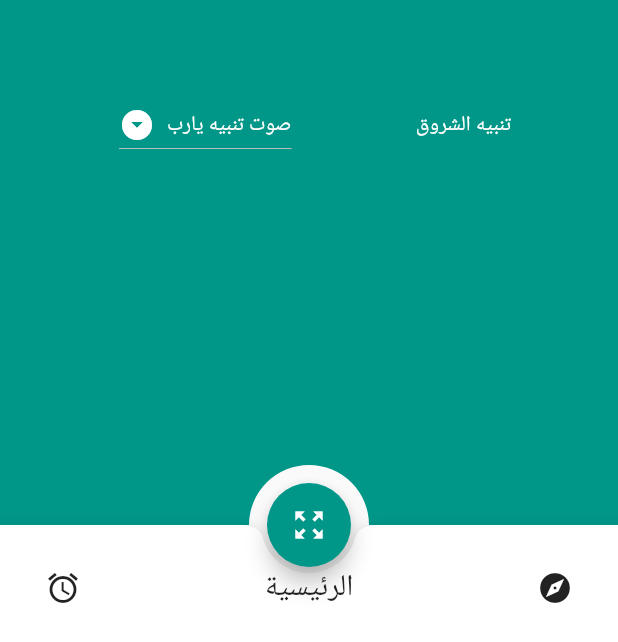
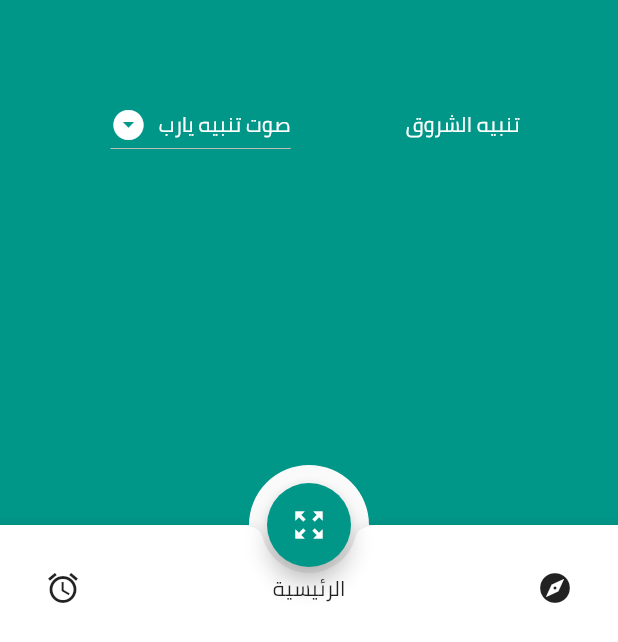
Before and after one commit to Reekoooo/flutter_task, a Flutter app: the screen it shows after launch, on a phone screen of 412 x 824 dp. Shown: the part 585-1227 px from the top of the screen. Run offline on Flutter 3.47's test engine with Material 2 defaults, Android fonts, the phone set to English and light mode, and no system bars.

Commit message:
added Cairo font

```diff
--- a/lib/main.dart
+++ b/lib/main.dart
@@ -9,6 +9,7 @@ class MyApp extends StatelessWidget {
     return MaterialApp(
       title: 'Flutter Demo',
       theme: ThemeData(
+        fontFamily: 'Cairo',
         primarySwatch: Colors.teal,
       ),
       home: MyHomePage(title: 'Flutter Demo Home Page'),
@@ -47,27 +48,32 @@ class _MyHomePageState extends State<MyHomePage> {
                 child: Row(
                   children: <Widget>[
                     Spacer(),
-
                     Padding(
                       padding: const EdgeInsets.all(8.0),
                       child: Directionality(
                         textDirection: TextDirection.rtl,
                         child: Theme(
-                          data: ThemeData(
-                              fontFamily: "Encode Sans", //my custom font
-                              canvasColor: Colors.teal,),
-
+                          data: Theme.of(context).copyWith(
+                            canvasColor: Colors.teal,
+                          ),
                           child: DropdownButton<String>(
-                            style: TextStyle(color: Colors.white),
-                            icon: Icon(Icons.arrow_drop_down_circle,color: Colors.white,),
+                            style: TextStyle(color: Colors.white,fontFamily: 'Cairo'),
+                            icon: Icon(
+                              Icons.arrow_drop_down_circle,
+                              color: Colors.white,
+                            ),
                             value: dropdownValue,
                             onChanged: (String newValue) {
                               setState(() {
                                 dropdownValue = newValue;
                               });
                             },
-                            items: <String>['صوت تنبيه يارب', 'صوت تنبيه 2', 'صوت تنبيه 3', 'صوت تنبيه 4']
-                                .map<DropdownMenuItem<String>>((String value) {
+                            items: <String>[
+                              'صوت تنبيه يارب',
+                              'صوت تنبيه 2',
+                              'صوت تنبيه 3',
+                              'صوت تنبيه 4'
+                            ].map<DropdownMenuItem<String>>((String value) {
                               return DropdownMenuItem<String>(
                                 value: value,
                                 child: Padding(
@@ -80,12 +86,12 @@ class _MyHomePageState extends State<MyHomePage> {
                         ),
                       ),
                     ),
-
                     Spacer(),
-                    Text(" تنبيه الشروق" ,style: TextStyle(color: Colors.white),),
+                    Text(
+                      " تنبيه الشروق",
+                      style: TextStyle(color: Colors.white),
+                    ),
                     Spacer(),
-
-
                   ],
                 ),
               ),
@@ -95,10 +101,8 @@ class _MyHomePageState extends State<MyHomePage> {
       ),
       floatingActionButtonLocation: FloatingActionButtonLocation.centerDocked,
       floatingActionButton: FloatingActionButton(
-        child: Icon(Icons.zoom_out_map),
-          onPressed: (){}),
+          child: Icon(Icons.zoom_out_map), onPressed: () {}),
       bottomNavigationBar: BottomAppBar(
-
         shape: CircularNotchedRectangle(),
         notchMargin: 4.0,
         child: new Row(
@@ -107,12 +111,21 @@ class _MyHomePageState extends State<MyHomePage> {
           children: <Widget>[
             Padding(
               padding: const EdgeInsets.all(18.0),
-              child: IconButton(icon: Icon(Icons.access_alarm), onPressed: () {},),
+              child: IconButton(
+                icon: Icon(Icons.access_alarm),
+                onPressed: () {},
+              ),
             ),
-            Text("الرئيسية",style: TextStyle(fontSize: 20.0),),
+            Text(
+              "الرئيسية",
+              style: TextStyle(fontSize: 14.0),
+            ),
             Padding(
               padding: const EdgeInsets.all(18.0),
-              child: IconButton(icon: Icon(Icons.explore), onPressed: () {},),
+              child: IconButton(
+                icon: Icon(Icons.explore),
+                onPressed: () {},
+              ),
             ),
           ],
         ),
@@ -139,13 +152,18 @@ class _MyHomePageState extends State<MyHomePage> {
     );
   }
 }
-class CustomRect extends CustomClipper<Path>{
+
+class CustomRect extends CustomClipper<Path> {
   @override
   Path getClip(Size size) {
     var path = Path();
     path.lineTo(0.0, size.height);
-    path.lineTo((size.width/2)-40.0, size.height);
-    path.addArc(Rect.fromCircle(center: Offset(size.width/2, size.height),radius: 40.0), -3.14,3.14);
+    path.lineTo((size.width / 2) - 40.0, size.height);
+    path.addArc(
+        Rect.fromCircle(
+            center: Offset(size.width / 2, size.height), radius: 40.0),
+        -3.14,
+        3.14);
     path.lineTo(size.width, size.height);
     path.lineTo(size.width, 0.0);
 
@@ -157,6 +175,4 @@ class CustomRect extends CustomClipper<Path>{
   bool shouldReclip(CustomClipper<Path> oldClipper) {
     return false;
   }
-
-
 }
```
Also changed, not shown: pubspec.yaml (+4 -4 lines), fonts/Cairo-Regular.ttf (added).
